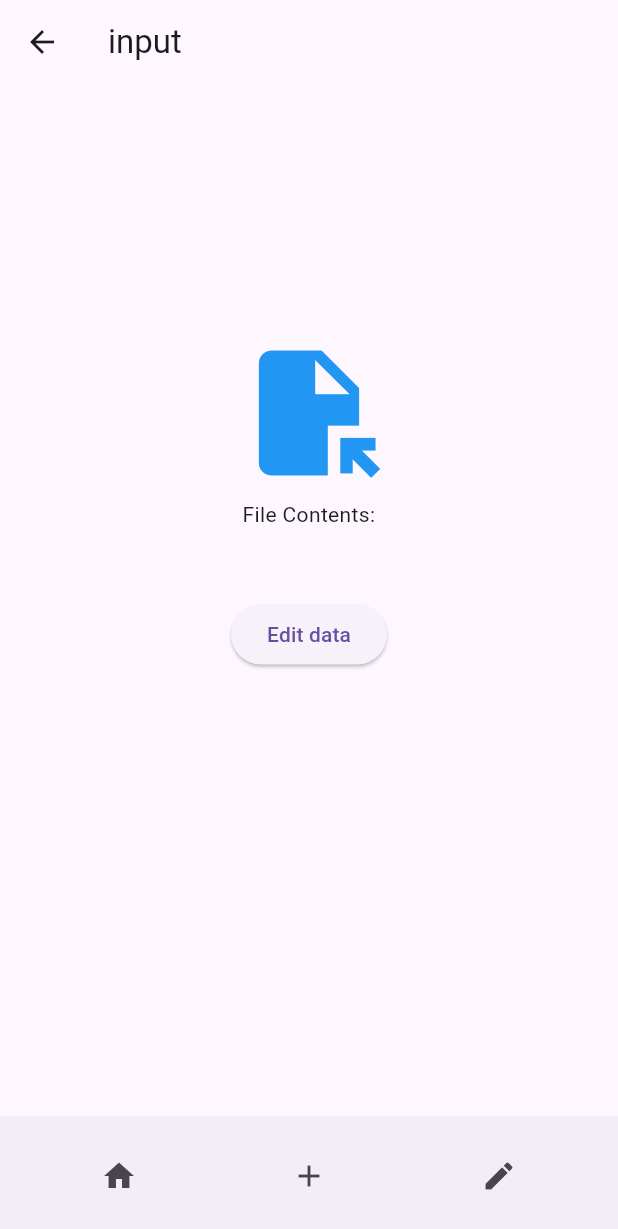
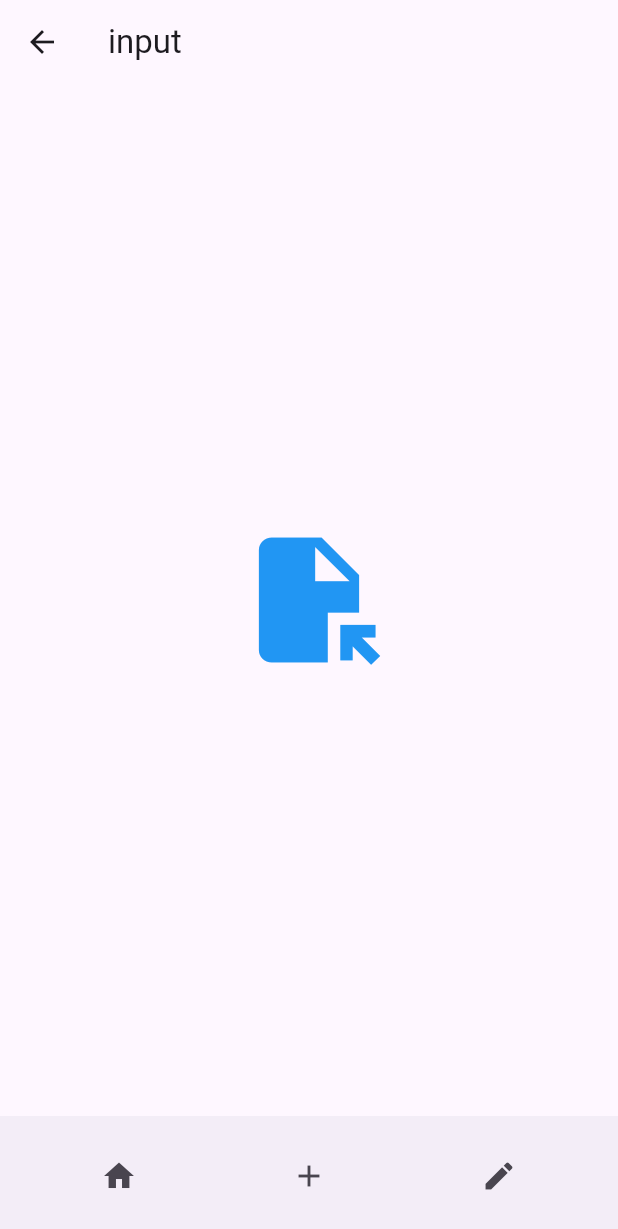
Before and after one commit to cs481-ekh/s25-syncineers, a Flutter app: the InputPage screen opened by its route, after a tap on the "file open" icon, on a phone screen of 412 x 824 dp. Shown: the top 1229 px of the screen. Run offline on Flutter 3.47's test engine with Material 3 defaults, Android fonts, the phone set to English and light mode, and no system bars; our stand-ins replace file_picker, google_sign_in, googleapis_auth, shared_preferences; missing offline and left inert: excel, googleapis; accounts and stored records are empty.

Commit message:
Fixed UI of input page (#90)

```diff
--- a/easy_sync/lib/pages/inputPage.dart
+++ b/easy_sync/lib/pages/inputPage.dart
@@ -1,5 +1,6 @@
 
 import 'dart:convert';
+import 'dart:io';
 import 'dart:typed_data';
 
 import 'package:easy_sync/pages/editPage.dart';
@@ -13,7 +14,8 @@ class InputPage extends StatefulWidget {
 }
 
 class _InputPageState extends State<InputPage> {
-  String? filePath;
+  String? fileName;
+  String? fileExtension;
   List<List<String>> rows = [[]];
   List<String> columnNames = [];
 
@@ -25,20 +27,22 @@ class _InputPageState extends State<InputPage> {
 
     if (result != null) {
       setState(() {
-        filePath = result.files.single.name;
+        fileName = result.files.single.name;
       });
 
       Uint8List? fileBytes = result.files.single.bytes;
 
       if (fileBytes != null) {
-        if (filePath!.endsWith('.csv')) {
+        if (fileName!.endsWith('.csv')) {
+          fileExtension = '.csv';
           String contents = utf8.decode(fileBytes);
           rows = parseCSV(contents);
-        } else if (filePath!.endsWith('.xls')) {
-          rows = [["IMPORTING XLS FILES UNSUPPORTED AT THIS TIME. XLSX FILES SUPPORTED"]];
-          print("\nAction unsupported at this time.\n");
-        } else if (filePath!.endsWith('.xlsx')) {
-          rows = parseExcel(fileBytes);
+        } else if (fileName!.endsWith('.xls')) {
+          fileExtension = '.xls';
+          rows = parseXLS();
+        } else if (fileName!.endsWith('.xlsx')) {
+          fileExtension = '.xlsx';
+          rows = parseXLSX(fileBytes);
         }
       }
     }
@@ -51,11 +55,11 @@ class _InputPageState extends State<InputPage> {
     return rows;
   }
 
-  List<List<String>> parseExcel(Uint8List bytes) {
+  List<List<String>> parseXLSX(Uint8List bytes) {
     var excel = Excel.decodeBytes(bytes);
     List<List<String>> data = [];
 
-    if (filePath!.endsWith('.xlsx')) {
+    if (fileName!.endsWith('.xlsx')) {
     var excel = Excel.decodeBytes(bytes);
     for (var table in excel.tables.keys) {
       for (var row in excel.tables[table]!.rows) {
@@ -68,6 +72,15 @@ class _InputPageState extends State<InputPage> {
     return data;
   }
 
+  List<List<String>> parseXLS() {
+    // List<List<String>> rows = fileContents.trim().split('\n').map((line) => line.split('\t')).toList();
+    // columnNames = rows[0];
+    // print("\n$columnNames");
+    // return rows;
+    print("\nParsing XLS files is unsupported at this time\n");
+    return [['Parsing XLS files is unsupported at this time']];
+  }
+
   Widget build(BuildContext context) {
     return Center(
       child: Column(
@@ -78,23 +91,19 @@ class _InputPageState extends State<InputPage> {
             onPressed: getFile,
             icon: const Icon(Icons.file_open, color: Colors.blue, size: 100.0),
           ),
+          if (fileExtension == '.xls')
+          const Text(
+            "XLS file uploads are not supported at this time"
+          ),
+          if (fileName != null && fileExtension != '.xls')
           SizedBox(
             height: 250,
             child: Column(
               mainAxisSize: MainAxisSize.min,
               children: [
-                const Text(
-                  'File Contents:\n',
+                Text(
+                  'File uploaded: $fileName',
                   textAlign: TextAlign.center,
-                  style: TextStyle(fontSize: 14),
-                ),
-                const SizedBox(height: 5),
-                if (rows.isNotEmpty)
-                SingleChildScrollView(
-                  child: Text(
-                    rows.map((row) => row.join(', ')).join('\n'),
-                    style: const TextStyle(fontSize: 14),
-                  ),
                 ),
                 ElevatedButton(
                   onPressed: () {
```
